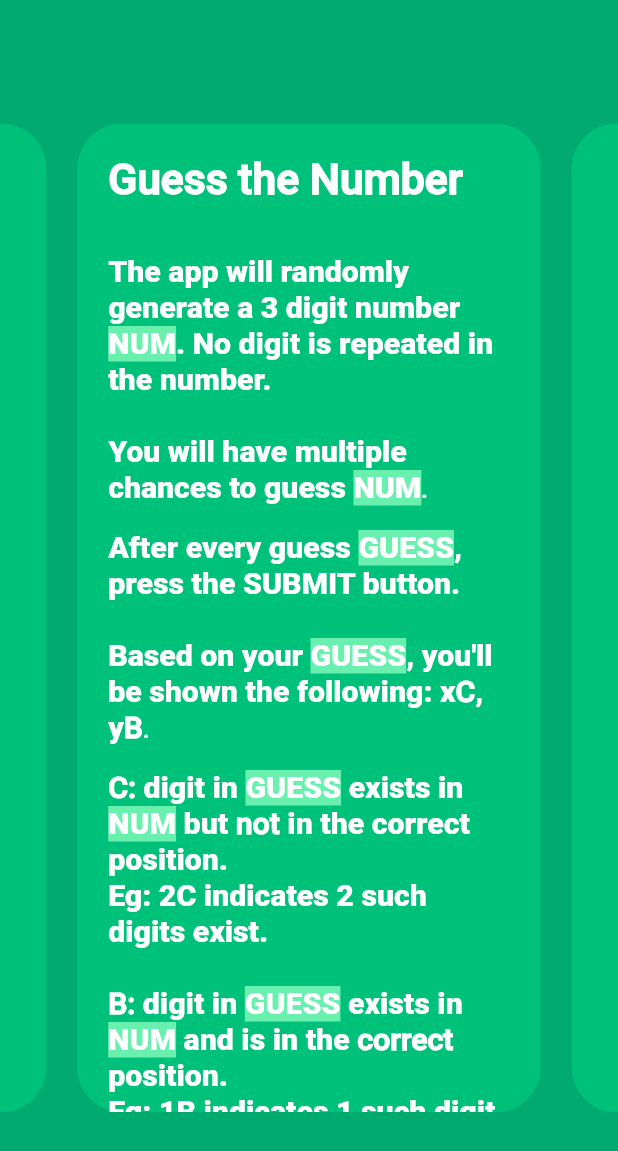
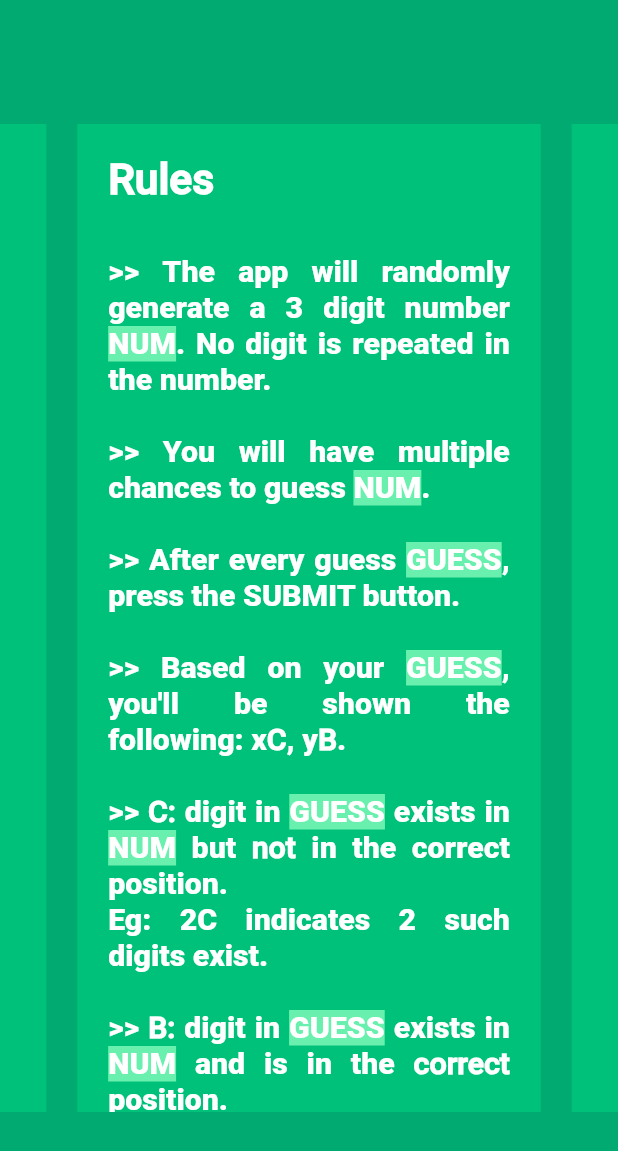
Before and after one commit to arko97x/new_cnb, a Flutter app: the screen it shows after launch, on a phone screen of 412 x 824 dp. Shown: the top 1151 px of the screen. Run offline on Flutter 3.47's test engine with Material 2 defaults, Android fonts, the phone set to English and light mode, and no system bars; drawn by our look-alikes of carousel_slider.

Commit message:
Third Commit

```diff
--- a/lib/main.dart
+++ b/lib/main.dart
@@ -9,7 +9,7 @@ class MyApp extends StatelessWidget {
     return MaterialApp(
       theme: ThemeData(fontFamily: 'Roboto'),
       home: MyHomePage(),
-      //To remove the DEBUG banner from the top-right corner
+      // To remove the DEBUG banner from the top-right corner
       debugShowCheckedModeBanner: false,
     );
   }
@@ -20,38 +20,40 @@ class MyHomePage extends StatelessWidget {
   Widget build(BuildContext context) {
     return Scaffold(
       backgroundColor: Color(0xff00aa70),
-      //To center the whole damn thing
+      // To center the whole damn thing
       body: new Center(
         child: new Column(
-          //To center the widget vertically
+          // To center the widget vertically
           mainAxisAlignment: MainAxisAlignment.center,
           children: <Widget>[
-            //Card Carousel
+            // Card Carousel
             CarouselSlider(
               height: MediaQuery.of(context).size.height * 0.8,
               items: <Widget>[
-                //Card 1
+                // Card 1
                 Container(
                   height: MediaQuery.of(context).size.height * 0.8,
                   width: MediaQuery.of(context).size.width * 0.75,
                   decoration: new BoxDecoration(
                     color: Color(0xff00c17a),
                     borderRadius: new BorderRadius.all(
-                      Radius.circular(30.0),
+                      Radius.circular(0.0),
                     ),
                   ),
                   child: SingleChildScrollView(
+                    // Padding for the text
                     child: Padding(
                       padding: EdgeInsets.all(
                           MediaQuery.of(context).size.width * 0.05),
                       child: RichText(
+                        textAlign: TextAlign.justify,
                         text: TextSpan(
                           style: TextStyle(
                             color: Colors.white,
                           ),
                           children: <TextSpan>[
                             new TextSpan(
-                              text: 'Guess the Number\n\n',
+                              text: 'Rules\n\n',
                               style: new TextStyle(
                                 fontWeight: FontWeight.w700,
                                 fontSize:
@@ -60,7 +62,7 @@ class MyHomePage extends StatelessWidget {
                             ),
                             new TextSpan(
                               text:
-                                  'The app will randomly generate a 3 digit number ',
+                                  '>> The app will randomly generate a 3 digit number ',
                               style: new TextStyle(
                                 fontWeight: FontWeight.w400,
                                 fontSize:
@@ -85,7 +87,8 @@ class MyHomePage extends StatelessWidget {
                               ),
                             ),
                             new TextSpan(
-                              text: 'You will have multiple chances to guess ',
+                              text:
+                                  '>> You will have multiple chances to guess ',
                               style: new TextStyle(
                                 fontWeight: FontWeight.w400,
                                 fontSize:
@@ -101,9 +104,16 @@ class MyHomePage extends StatelessWidget {
                                 background: Paint()..color = Colors.greenAccent,
                               ),
                             ),
-                            new TextSpan(text: '.\n\n'),
                             new TextSpan(
-                              text: 'After every guess ',
+                              text: '.\n\n',
+                              style: new TextStyle(
+                                fontWeight: FontWeight.w400,
+                                fontSize:
+                                    MediaQuery.of(context).size.width * 0.049,
+                              ),
+                            ),
+                            new TextSpan(
+                              text: '>> After every guess ',
                               style: new TextStyle(
                                 fontWeight: FontWeight.w400,
                                 fontSize:
@@ -128,7 +138,7 @@ class MyHomePage extends StatelessWidget {
                               ),
                             ),
                             new TextSpan(
-                              text: 'Based on your ',
+                              text: '>> Based on your ',
                               style: new TextStyle(
                                 fontWeight: FontWeight.w400,
                                 fontSize:
@@ -176,7 +186,22 @@ class MyHomePage extends StatelessWidget {
                                     MediaQuery.of(context).size.width * 0.049,
                               ),
                             ),
-                            new TextSpan(text: '.\n\n'),
+                            new TextSpan(
+                              text: '.\n\n',
+                              style: new TextStyle(
+                                fontWeight: FontWeight.w400,
+                                fontSize:
+                                    MediaQuery.of(context).size.width * 0.049,
+                              ),
+                            ),
+                            new TextSpan(
+                              text: '>> ',
+                              style: new TextStyle(
+                                fontWeight: FontWeight.w400,
+                                fontSize:
+                                    MediaQuery.of(context).size.width * 0.049,
+                              ),
+                            ),
                             new TextSpan(
                               text: 'C:',
                               style: new TextStyle(
@@ -245,6 +270,14 @@ class MyHomePage extends StatelessWidget {
                             ),
                             new TextSpan(
                               text: 'Eg: 2C indicates 2 such digits exist.\n\n',
+                              style: new TextStyle(
+                                fontWeight: FontWeight.w400,
+                                fontSize:
+                                    MediaQuery.of(context).size.width * 0.049,
+                              ),
+                            ),
+                            new TextSpan(
+                              text: '>> ',
                               style: new TextStyle(
                                 fontWeight: FontWeight.w400,
                                 fontSize:
@@ -326,7 +359,7 @@ class MyHomePage extends StatelessWidget {
                               ),
                             ),
                             new TextSpan(
-                              text: 'The GOAL is to achieve ',
+                              text: '>> The GOAL is to achieve ',
                               style: new TextStyle(
                                 fontWeight: FontWeight.w400,
                                 fontSize:
@@ -350,7 +383,7 @@ class MyHomePage extends StatelessWidget {
                               ),
                             ),
                             new TextSpan(
-                              text: 'As an example,\n',
+                              text: '>> As an example,\n',
                               style: new TextStyle(
                                 fontWeight: FontWeight.w400,
                                 fontSize:
@@ -416,7 +449,7 @@ class MyHomePage extends StatelessWidget {
                               ),
                             ),
                             new TextSpan(
-                              text: '1B because 6 exists in ',
+                              text: '>> 1B because 6 exists in ',
                               style: new TextStyle(
                                 fontWeight: FontWeight.w400,
                                 fontSize:
@@ -464,14 +497,14 @@ class MyHomePage extends StatelessWidget {
                     ),
                   ),
                 ),
-                //Card 2
+                // Card 2
                 Container(
                   height: MediaQuery.of(context).size.height * 0.8,
                   width: MediaQuery.of(context).size.width * 0.75,
                   decoration: new BoxDecoration(
                     color: Color(0xff00c17a),
                     borderRadius: new BorderRadius.all(
-                      Radius.circular(30.0),
+                      Radius.circular(0.0),
                     ),
                   ),
                 ),
```
Also changed, not shown: 1 other file.
